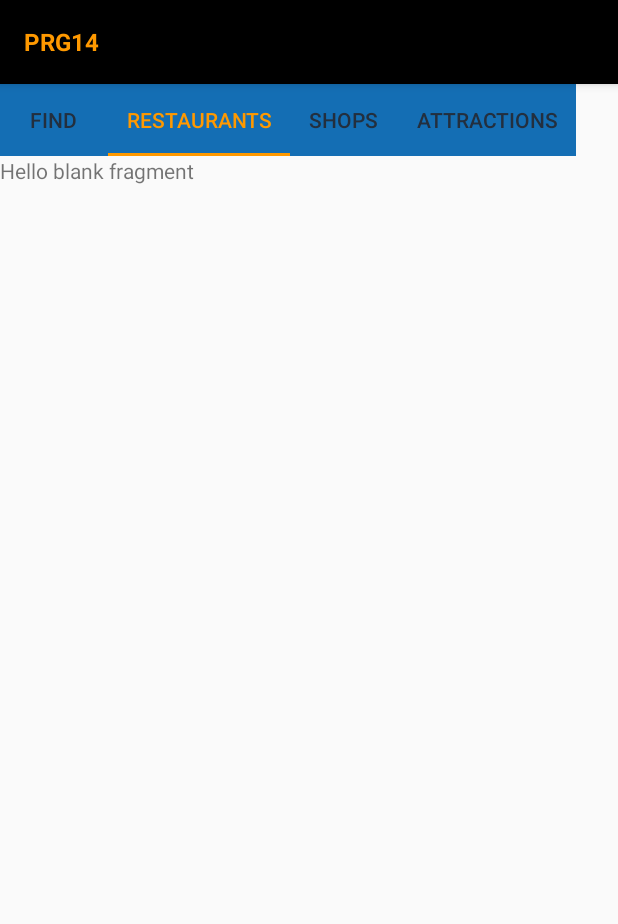
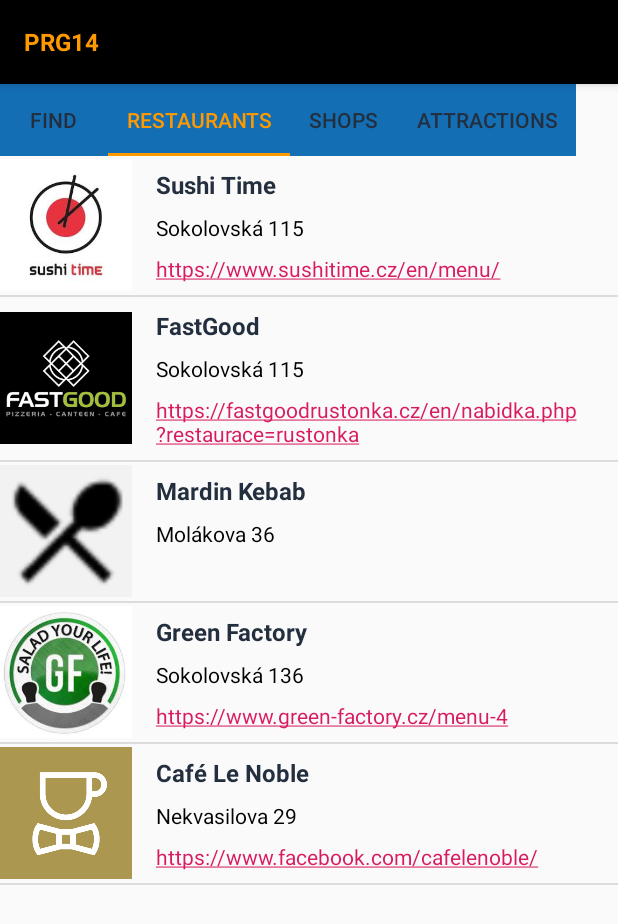
Before and after one commit to wuujcik/PRG14, an Android app: the screen it shows after launch (MainActivity), tab 2 chosen, on a phone screen of 412 x 824 dp. Shown: the top 924 px of the screen. Run offline under Robolectric (Android 15) with nearby library versions, the phone set to English and light mode, and no system bars.

Commit message:
created Placce object and PlaceAdapter added restaurants to RestaurantsFragment

```diff
--- a/app/src/main/java/com/wuujcik/prg14/FindFragment.java
+++ b/app/src/main/java/com/wuujcik/prg14/FindFragment.java
@@ -26,6 +26,7 @@ public class FindFragment extends Fragment implements OnMapReadyCallback {
     MapView mMapView;
     View rootView;
 
+//TODO dodać do mapy możliwość przesuwania, powiększania i zmniejszania
 
     public FindFragment() {
         // Required empty public constructor
@@ -61,7 +62,7 @@ public class FindFragment extends Fragment implements OnMapReadyCallback {
        // MapsInitializer.initialize(getContext());
 
         LatLng prg14 = new LatLng(50.098420, 14.465882);
-        mGoogleMap.addMarker(new MarkerOptions().position(prg14).title("PRG14").icon(BitmapDescriptorFactory.defaultMarker(BitmapDescriptorFactory.HUE_ORANGE)));
+        mGoogleMap.addMarker(new MarkerOptions().position(prg14).title("PRG14").snippet("Sokolovská 268/115").icon(BitmapDescriptorFactory.defaultMarker(BitmapDescriptorFactory.HUE_ORANGE)));
         mGoogleMap.moveCamera(CameraUpdateFactory.newLatLng(prg14));
         mGoogleMap.animateCamera(CameraUpdateFactory.newLatLngZoom(prg14, 15.0f));
     }
--- /dev/null
+++ b/app/src/main/java/com/wuujcik/prg14/Place.java
@@ -0,0 +1,78 @@
+package com.wuujcik.prg14;
+
+public class Place {
+
+    private String mTitle;
+    private String mAddress;
+    private int mIcon = NO_IMAGE_PROVIDED;
+    private static final int NO_IMAGE_PROVIDED = -1;
+    private String mWebsite;
+
+
+    //Create a new Place object
+    //@param title is the name of the place described
+    //@param description is the short description of the place described
+    //@param icon is the ID of the drawable resource image that should be displayed
+    //@param www is the website of the place
+    public Place(String title, String address, int icon, String website){
+        mTitle = title;
+        mAddress = address;
+        mIcon = icon;
+        mWebsite = website;
+    }
+
+    //Create a new Place object
+    //@param title is the name of the place described
+    //@param description is the short description of the place described
+    //@param icon is the ID of the drawable resource image that should be displayed
+    public Place(String title, String address, int icon){
+        mTitle = title;
+        mAddress = address;
+        mIcon = icon;
+    }
+
+    //Create a new Place object
+    //@param title is the name of the place described
+    //@param description is the short description of the place described
+    public Place(String title, String address){
+        mTitle = title;
+        mAddress = address;
+    }
+
+    public String getmTitle() {
+        return mTitle;
+    }
+
+    public String getmAddress() {
+        return mAddress;
+    }
+
+    public int getmIcon() {
+        return mIcon;
+    }
+
+    public void setmTitle(String mTitle) {
+        this.mTitle = mTitle;
+    }
+
+    public void setmAddress(String mAddress) {
+        this.mAddress = mAddress;
+    }
+
+    public void setmIcon(int mIcon) {
+        this.mIcon = mIcon;
+    }
+
+    public boolean hasImage(){
+        return mIcon != NO_IMAGE_PROVIDED;
+    }
+
+
+    public String getmWebsite() {
+        return mWebsite;
+    }
+
+    public void setmWebsite(String mWebsite) {
+        this.mWebsite = mWebsite;
+    }
+}
--- /dev/null
+++ b/app/src/main/java/com/wuujcik/prg14/PlaceAdapter.java
@@ -0,0 +1,57 @@
+package com.wuujcik.prg14;
+
+import android.app.Activity;
+import android.text.method.LinkMovementMethod;
+import android.view.LayoutInflater;
+import android.view.View;
+import android.view.ViewGroup;
+import android.widget.ArrayAdapter;
+import android.widget.ImageView;
+import android.widget.TextView;
+
+import java.util.ArrayList;
+
+public class PlaceAdapter extends ArrayAdapter<Place> {
+
+    //TODO dodać możliwość stron internetowych
+
+    public PlaceAdapter (Activity context, ArrayList<Place> place){
+        super(context, 0, place);
+    }
+
+    @Override
+    public View getView(int position, View convertView, ViewGroup parent){
+
+        View listItemView = convertView;
+        if(listItemView == null){
+            listItemView = LayoutInflater.from(getContext()).inflate(R.layout.list_item, parent, false);
+        }
+
+        Place currentPlace = getItem(position);
+
+        TextView titleTextView = listItemView.findViewById(R.id.element_title);
+        titleTextView.setText(currentPlace.getmTitle());
+
+
+        TextView addressTextView = listItemView.findViewById(R.id.element_address);
+        addressTextView.setText(currentPlace.getmAddress());
+
+        TextView websiteTextView = listItemView.findViewById(R.id.element_website);
+        websiteTextView.setText(currentPlace.getmWebsite());
+
+        if (currentPlace.hasImage()) {
+            ImageView iconView = (ImageView) listItemView.findViewById(R.id.element_icon);
+            iconView.setImageResource(currentPlace.getmIcon());
+        } else {
+            ImageView iconView = (ImageView) listItemView.findViewById(R.id.element_icon);
+            iconView.setVisibility(View.GONE);
+        }
+
+
+
+
+
+    return listItemView;
+    }
+
+}
--- a/app/src/main/java/com/wuujcik/prg14/RestaurantsFragment.java
+++ b/app/src/main/java/com/wuujcik/prg14/RestaurantsFragment.java
@@ -1,12 +1,13 @@
 package com.wuujcik.prg14;
 
-import android.content.Context;
-import android.net.Uri;
 import android.os.Bundle;
 import android.support.v4.app.Fragment;
 import android.view.LayoutInflater;
 import android.view.View;
 import android.view.ViewGroup;
+import android.widget.ListView;
+
+import java.util.ArrayList;
 
 
 public class RestaurantsFragment extends Fragment {
@@ -21,6 +22,22 @@ public class RestaurantsFragment extends Fragment {
         // Inflate the layout for this fragment
         View rootView = inflater.inflate(R.layout.fragment_restaurants, container, false);
 
+        final ArrayList<Place> restaurant = new ArrayList<>();
+        restaurant.add(new Place(getString(R.string.name_sushiTime), getString(R.string.address_sushiTime), R.drawable.icon_sushi, getString(R.string.website_sushiTime)));
+        restaurant.add(new Place(getString(R.string.name_fastGood), getString(R.string.address_fastGood), R.drawable.icon_fast_good, getString(R.string.website_fastGood)));
+        restaurant.add(new Place(getString(R.string.name_kebabMardin), getString(R.string.address_kebabMardin), R.drawable.icon_blank));
+        restaurant.add(new Place(getString(R.string.name_greenFactory), getString(R.string.address_green_factory), R.drawable.icon_green_factory, getString(R.string.website_greenFactory)));
+        restaurant.add(new Place(getString(R.string.name_cafe_le_noble), getString(R.string.address_cafe_le_noble), R.drawable.icon_cafe_le_noble, getString(R.string.website_cafe_le_noble)));
+
+        PlaceAdapter adapter = new PlaceAdapter(getActivity(), restaurant);
+        ListView listView = (ListView) rootView.findViewById(R.id.layout_restautants);
+
+        listView.setAdapter(adapter);
+
+
+
+
+
         return rootView;
     }
 }
--- /dev/null
+++ b/app/src/main/res/drawable/earth.xml
@@ -0,0 +1,8 @@
+<!-- drawable/earth.xml -->
+<vector xmlns:android="http://schemas.android.com/apk/res/android"
+    android:height="24dp"
+    android:width="24dp"
+    android:viewportWidth="24"
+    android:viewportHeight="24">
+    <path android:fillColor="#000" android:pathData="M17.9,17.39C17.64,16.59 16.89,16 16,16H15V13A1,1 0 0,0 14,12H8V10H10A1,1 0 0,0 11,9V7H13A2,2 0 0,0 15,5V4.59C17.93,5.77 20,8.64 20,12C20,14.08 19.2,15.97 17.9,17.39M11,19.93C7.05,19.44 4,16.08 4,12C4,11.38 4.08,10.78 4.21,10.21L9,15V16A2,2 0 0,0 11,18M12,2A10,10 0 0,0 2,12A10,10 0 0,0 12,22A10,10 0 0,0 22,12A10,10 0 0,0 12,2Z" />
+</vector>
--- a/app/src/main/res/layout/fragment_restaurants.xml
+++ b/app/src/main/res/layout/fragment_restaurants.xml
@@ -1,14 +1,8 @@
 <?xml version="1.0" encoding="utf-8"?>
-<FrameLayout xmlns:android="http://schemas.android.com/apk/res/android"
+<ListView xmlns:android="http://schemas.android.com/apk/res/android"
     xmlns:tools="http://schemas.android.com/tools"
+    android:id="@+id/layout_restautants"
+    android:orientation="vertical"
     android:layout_width="match_parent"
     android:layout_height="match_parent"
-    tools:context=".RestaurantsFragment">
-
-    <!-- TODO: Update blank fragment layout -->
-    <TextView
-        android:layout_width="match_parent"
-        android:layout_height="match_parent"
-        android:text="@string/hello_blank_fragment" />
-
-</FrameLayout>
+    />
--- /dev/null
+++ b/app/src/main/res/layout/list_item.xml
@@ -0,0 +1,54 @@
+<?xml version="1.0" encoding="utf-8"?>
+<LinearLayout xmlns:android="http://schemas.android.com/apk/res/android"
+    xmlns:tools="http://schemas.android.com/tools"
+    android:layout_width="match_parent"
+    android:layout_height="wrap_content"
+    android:orientation="horizontal">
+
+    <ImageView
+        android:id="@+id/element_icon"
+        android:layout_width="88dp"
+        android:layout_height="88dp"
+        android:layout_gravity="center"
+        android:background="@color/colorPrimary"
+        android:src="@mipmap/ic_launcher" />
+
+    <LinearLayout
+        android:layout_width="0dp"
+        android:layout_height="wrap_content"
+        android:layout_weight="1"
+        android:gravity="center_vertical"
+        android:orientation="vertical">
+
+        <TextView
+            android:id="@+id/element_title"
+            android:layout_width="match_parent"
+            android:layout_height="wrap_content"
+            style="@style/title_list"
+            />
+
+        <TextView
+            android:id="@+id/element_address"
+            android:layout_width="match_parent"
+            android:layout_height="wrap_content"
+            style="@style/text_list"
+            />
+        <TextView
+            android:id="@+id/element_website"
+            android:layout_width="match_parent"
+            android:layout_height="wrap_content"
+            android:autoLink="web"
+            style="@style/text_list"
+            />
+
+    </LinearLayout>
+
+    <!-- ikonka strony www
+    <ImageView
+        android:layout_width="30dp"
+        android:layout_height="30dp"
+        android:src="@drawable/earth"
+        android:layout_gravity="center"
+        android:layout_marginEnd="16dp"
+        android:id="@+id/element_www"/> -->
+</LinearLayout>
--- a/app/src/main/res/values/strings.xml
+++ b/app/src/main/res/values/strings.xml
@@ -3,4 +3,26 @@
 
     <!-- TODO: Remove or change this placeholder text -->
     <string name="hello_blank_fragment">Hello blank fragment</string>
+    <string name="welcome">Welcome to Amazon Prague PRG14</string>
+    <string name="Where">Where to find us:</string>
+    <string name="address">Sokolovská 268/115\nKarlín\n180 00 Praha 8\nCzech Republic</string>
+    <string name="How_to_find">How to get to the office:</string>
+    <string name="transport"><u>Metro:</u> Invalidovna (yellow line)\n<u>Tram:</u> 3, 8, 24, 92\n<u>Bus:</u> H1</string>
+
+    <string name="name_sushiTime">Sushi Time</string>
+    <string name="name_fastGood">FastGood</string>
+    <string name="name_kebabMardin">Mardin Kebab</string>
+    <string name="name_greenFactory">Green Factory</string>
+    <string name="name_cafe_le_noble">Café Le Noble</string>
+
+    <string name="address_sushiTime">Sokolovská 115</string>
+    <string name="address_fastGood">Sokolovská 115</string>
+    <string name="address_kebabMardin">Molákova 36</string>
+    <string name="address_green_factory">Sokolovská 136</string>
+    <string name="address_cafe_le_noble">Nekvasilova 29</string>
+
+    <string name="website_sushiTime">https://www.sushitime.cz/en/menu/</string>
+    <string name="website_fastGood">https://fastgoodrustonka.cz/en/nabidka.php?restaurace=rustonka</string>
+    <string name="website_greenFactory">https://www.green-factory.cz/menu-4</string>
+    <string name="website_cafe_le_noble">https://www.facebook.com/cafelenoble/</string>
 </resources>
--- a/app/src/main/res/values/styles.xml
+++ b/app/src/main/res/values/styles.xml
@@ -12,5 +12,39 @@
         <item name="android:textColor">@color/amzn_yellow</item>
         <item name="android:textStyle">bold</item>
     </style>
+<style name="super_title">
+    <item name="android:textStyle">bold</item>
+    <item name="android:textColor">@color/colorPrimaryDark</item>
+    <item name="android:textSize">18sp</item>
+    <item name="android:layout_marginStart">16dp</item>
+    <item name="android:layout_marginTop">16dp</item>
+    <item name="android:layout_marginBottom">8dp</item>
+</style>
+    <style name="title">
+        <item name="android:textStyle">bold</item>
+        <item name="android:textColor">@color/colorPrimaryDark</item>
+        <item name="android:textSize">16sp</item>
+        <item name="android:layout_margin">16dp</item>
+    </style>
+    <style name="text">
+        <item name="android:textColor">@color/black</item>
+        <item name="android:textSize">14sp</item>
+        <item name="android:layout_marginStart">16dp</item>
+    </style>
+    <style name="title_list">
+        <item name="android:textStyle">bold</item>
+        <item name="android:textColor">@color/colorPrimaryDark</item>
+        <item name="android:textSize">16sp</item>
+        <item name="android:layout_marginTop">8dp</item>
+        <item name="android:layout_marginBottom">8dp</item>
+        <item name="android:layout_marginStart">16dp</item>
+
+    </style>
+    <style name="text_list">
+        <item name="android:textColor">@color/black</item>
+        <item name="android:textSize">14sp</item>
+        <item name="android:layout_marginStart">16dp</item>
+        <item name="android:layout_marginBottom">8dp</item>
+    </style>
 
 </resources>
```
Also changed, not shown: app/src/main/res/layout/fragment_find.xml (+29 -4 lines), app/src/main/res/drawable/icon_blank.png (added), app/src/main/res/drawable/icon_cafe_le_noble.png (added), app/src/main/res/drawable/icon_fast_good.png (added), app/src/main/res/drawable/icon_green_factory.jpg (added), app/src/main/res/drawable/icon_sushi.jpg (added), app/src/main/res/readme.txt (added), 1 other file.
